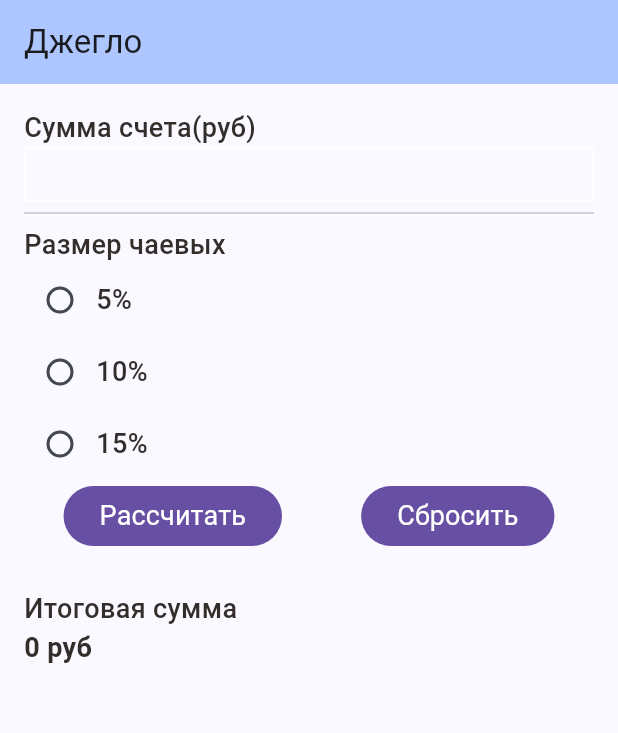
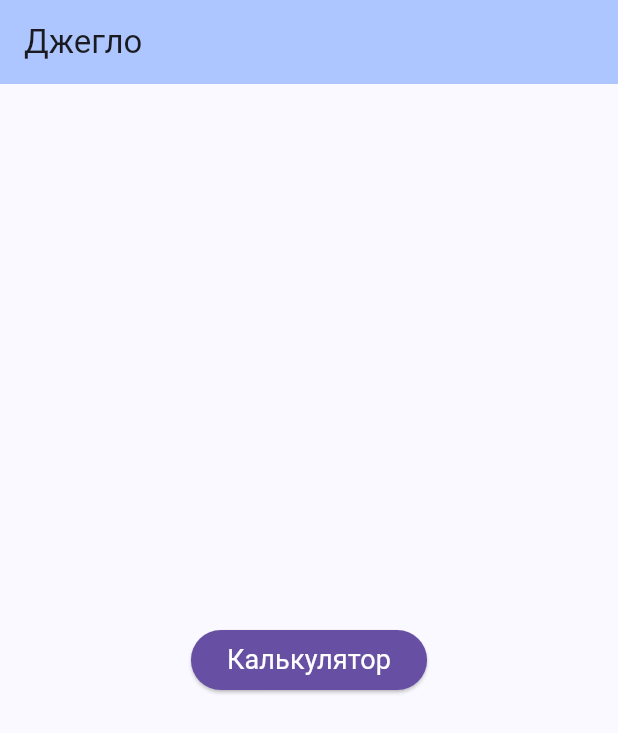
Before and after one commit to dimad2602/FlutterCourse, a Flutter app: the screen it shows after launch, on a phone screen of 412 x 824 dp. Shown: the top 733 px of the screen. Run offline on Flutter 3.47's test engine with Material 3 defaults, Android fonts, the phone set to English and light mode, and no system bars.

Commit message:
Задание 26. Навигация

```diff
--- a/lib/main.dart
+++ b/lib/main.dart
@@ -1,9 +1,8 @@
-import 'package:curse_app_1/components/big_text.dart';
-import 'package:curse_app_1/components/my_text_field_cupertino.dart';
 import 'package:flutter/services.dart';
 import 'package:flutter/material.dart';
 
-import 'components/my_text_field.dart';
+import 'pages/first_page.dart';
+import 'routes.dart';
 
 void main() {
   runApp(const MyApp());
@@ -22,11 +21,12 @@ class MyApp extends StatelessWidget {
     SystemChrome.setSystemUIOverlayStyle(systemBarColors);
     return MaterialApp(
       title: 'Flutter Demo',
+      routes: routes,
       theme: ThemeData(
         colorScheme: ColorScheme.fromSeed(seedColor: const Color(0xff007aff)),
         useMaterial3: true,
       ),
-      home: const MyHomePage(title: 'Джегло'),
+      //home: const MyHomePage(title: 'Джегло'),
     );
   }
 }
@@ -41,157 +41,10 @@ class MyHomePage extends StatefulWidget {
 }
 
 class _MyHomePageState extends State<MyHomePage> {
-  final TextEditingController _billAmountController = TextEditingController();
-  double _tipPercentage = 0;
-  int _totalAmountRounded = 0;
-
-  void _calculateTip() {
-    if (_billAmountController.text.isEmpty) {
-      return;
-    }
-
-    double billAmount = double.parse(_billAmountController.text);
-    double percentagesAmount = billAmount * _tipPercentage;
-    double totalAmount = billAmount + percentagesAmount;
-    int totalAmountRounded = totalAmount.toInt();
-
-    setState(() {
-      _totalAmountRounded = totalAmountRounded;
-    });
-  }
-
-  void _resetValues() {
-    _billAmountController.text = '';
-    _tipPercentage = 0;
-    _totalAmountRounded = 0;
-    setState(() {});
-  }
 
   @override
   Widget build(BuildContext context) {
-    return Scaffold(
-        appBar: AppBar(
-          backgroundColor: Theme.of(context).colorScheme.inversePrimary,
-          title: Text(widget.title),
-        ),
-        body: SingleChildScrollView(
-          child: Padding(
-            padding: const EdgeInsets.all(16.0),
-            child: Column(
-              crossAxisAlignment: CrossAxisAlignment.stretch,
-              children: [
-                MyTextFieldCupertino(
-                  helperText: "Сумма счета(руб)",
-                  keyboardType: TextInputType.number,
-                  inputFormatters: [FilteringTextInputFormatter.digitsOnly],
-                  controller: _billAmountController,
-                ),
-                Column(
-                  crossAxisAlignment: CrossAxisAlignment.start,
-                  children: [
-                    const BigText(
-                      text: 'Размер чаевых',
-                      fontWeight: FontWeight.w500,
-                    ),
-                    Row(
-                      children: [
-                        Radio(
-                          value: 0.05,
-                          groupValue: _tipPercentage,
-                          onChanged: (value) {
-                            setState(() {
-                              _tipPercentage = value as double;
-                            });
-                          },
-                        ),
-                        const BigText(
-                          text: '5%',
-                          fontWeight: FontWeight.w500,
-                        ),
-                      ],
-                    ),
-                    Row(
-                      children: [
-                        Radio(
-                          value: 0.10,
-                          groupValue: _tipPercentage,
-                          onChanged: (value) {
-                            setState(() {
-                              _tipPercentage = value as double;
-                            });
-                          },
-                        ),
-                        const BigText(
-                          text: '10%',
-                          fontWeight: FontWeight.w500,
-                        ),
-                      ],
-                    ),
-                    Row(
-                      children: [
-                        Radio(
-                          value: 0.15,
-                          groupValue: _tipPercentage,
-                          onChanged: (value) {
-                            setState(() {
-                              _tipPercentage = value as double;
-                            });
-                          },
-                        ),
-                        const BigText(
-                          text: '15%',
-                          fontWeight: FontWeight.w500,
-                        ),
-                      ],
-                    ),
-                  ],
-                ),
-                Row(
-                  mainAxisAlignment: MainAxisAlignment.spaceAround,
-                  children: [
-                    FilledButton(
-                        onPressed: () {
-                          _calculateTip();
-                        },
-                        style: ElevatedButton.styleFrom(
-                          backgroundColor: const Color(0xff6750a4),
-                        ),
-                        child: const BigText(
-                          text: "Рассчитать",
-                          color: Colors.white,
-                        )),
-                    FilledButton(
-                        onPressed: () {
-                          _resetValues();
-                        },
-                        style: ElevatedButton.styleFrom(
-                          backgroundColor: const Color(0xff6750a4),
-                        ),
-                        child: const BigText(
-                          text: "Сбросить",
-                          color: Colors.white,
-                        )),
-                  ],
-                ),
-                const SizedBox(
-                  height: 25,
-                ),
-                Column(
-                  crossAxisAlignment: CrossAxisAlignment.start,
-                  children: [
-                    const BigText(
-                      text: "Итоговая сумма",
-                      fontWeight: FontWeight.w500,
-                    ),
-                    BigText(
-                      text: "$_totalAmountRounded руб",
-                      fontWeight: FontWeight.w600,
-                    )
-                  ],
-                ),
-              ],
-            ),
-          ),
-        ));
+    return const Scaffold(
+        body: FirstPage());
   }
 }
--- /dev/null
+++ b/lib/pages/first_page.dart
@@ -0,0 +1,30 @@
+import 'package:curse_app_1/components/big_text.dart';
+import 'package:flutter/material.dart';
+
+class FirstPage extends StatelessWidget {
+  const FirstPage({super.key});
+
+  @override
+  Widget build(BuildContext context) {
+    return Scaffold(
+      appBar: AppBar(
+        backgroundColor: Theme.of(context).colorScheme.inversePrimary,
+        title: const Text('Джегло'),
+      ),
+      body: Center(
+        child: ElevatedButton(
+          style: ElevatedButton.styleFrom(
+            backgroundColor: const Color(0xff6750a4),
+          ),
+          onPressed: () {
+            Navigator.of(context).pushNamed('/CalculatorPage');
+          },
+          child: const BigText(
+            text: "Калькулятор",
+            color: Colors.white,
+          ),
+        ),
+      ),
+    );
+  }
+}
```
Also changed, not shown: lib/pages/calculator_page.dart (added, +181 -0 lines), lib/routes.dart (added, +9 -0 lines).
